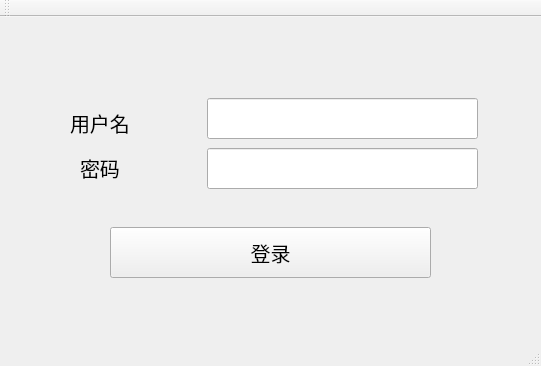
The window that chat-client/mainwindow.ui (qianfengchen/chat-system) describes before a commit, drawn with Qt 5.
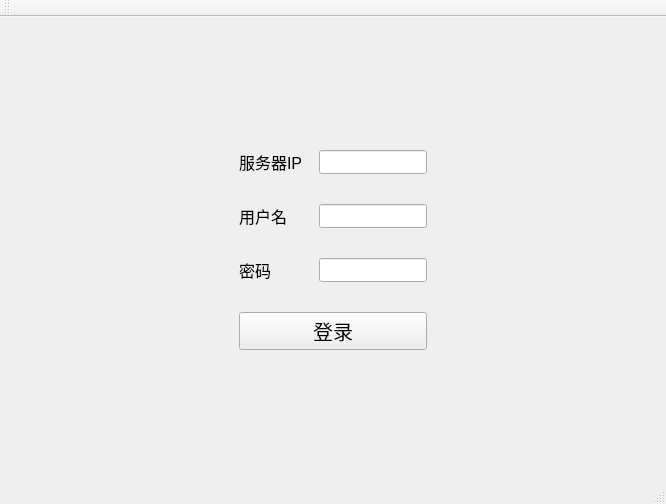
The same window after the commit.

The edit to the form file:
```diff
--- a/chat-client/mainwindow.ui
+++ b/chat-client/mainwindow.ui
@@ -6,88 +6,233 @@
    <rect>
     <x>0</x>
     <y>0</y>
-    <width>541</width>
-    <height>366</height>
+    <width>666</width>
+    <height>504</height>
    </rect>
   </property>
   <property name="windowTitle">
    <string>MainWindow</string>
   </property>
   <widget class="QWidget" name="centralWidget">
-   <widget class="QPushButton" name="pushButtonLogin">
-    <property name="geometry">
-     <rect>
-      <x>110</x>
-      <y>210</y>
-      <width>321</width>
-      <height>51</height>
-     </rect>
-    </property>
-    <property name="font">
-     <font>
-      <pointsize>15</pointsize>
-     </font>
-    </property>
-    <property name="text">
-     <string>登录</string>
-    </property>
-   </widget>
-   <widget class="QLineEdit" name="lineEditUsername">
-    <property name="geometry">
-     <rect>
-      <x>207</x>
-      <y>81</y>
-      <width>271</width>
-      <height>41</height>
-     </rect>
-    </property>
-   </widget>
-   <widget class="QLineEdit" name="lineEditPasswd">
-    <property name="geometry">
-     <rect>
-      <x>207</x>
-      <y>131</y>
-      <width>271</width>
-      <height>41</height>
-     </rect>
-    </property>
-   </widget>
-   <widget class="QLabel" name="labelPasswd">
-    <property name="geometry">
-     <rect>
-      <x>80</x>
-      <y>130</y>
-      <width>131</width>
-      <height>41</height>
-     </rect>
-    </property>
-    <property name="font">
-     <font>
-      <pointsize>15</pointsize>
-     </font>
-    </property>
-    <property name="text">
-     <string>密码</string>
-    </property>
-   </widget>
-   <widget class="QLabel" name="labelUsername">
-    <property name="geometry">
-     <rect>
-      <x>70</x>
-      <y>90</y>
-      <width>121</width>
-      <height>31</height>
-     </rect>
-    </property>
-    <property name="font">
-     <font>
-      <pointsize>15</pointsize>
-     </font>
-    </property>
-    <property name="text">
-     <string>用户名</string>
-    </property>
-   </widget>
+   <layout class="QVBoxLayout" name="verticalLayout_5">
+    <item>
+     <layout class="QHBoxLayout" name="horizontalLayout_2">
+      <item>
+       <spacer name="horizontalSpacer">
+        <property name="orientation">
+         <enum>Qt::Horizontal</enum>
+        </property>
+        <property name="sizeHint" stdset="0">
+         <size>
+          <width>10</width>
+          <height>10</height>
+         </size>
+        </property>
+       </spacer>
+      </item>
+      <item>
+       <layout class="QVBoxLayout" name="verticalLayout_4">
+        <item>
+         <spacer name="verticalSpacer">
+          <property name="orientation">
+           <enum>Qt::Vertical</enum>
+          </property>
+          <property name="sizeHint" stdset="0">
+           <size>
+            <width>10</width>
+            <height>10</height>
+           </size>
+          </property>
+         </spacer>
+        </item>
+        <item>
+         <layout class="QVBoxLayout" name="verticalLayout_3">
+          <property name="spacing">
+           <number>30</number>
+          </property>
+          <property name="leftMargin">
+           <number>80</number>
+          </property>
+          <property name="topMargin">
+           <number>50</number>
+          </property>
+          <property name="rightMargin">
+           <number>80</number>
+          </property>
+          <property name="bottomMargin">
+           <number>50</number>
+          </property>
+          <item>
+           <layout class="QHBoxLayout" name="horizontalLayout">
+            <property name="spacing">
+             <number>16</number>
+            </property>
+            <property name="leftMargin">
+             <number>0</number>
+            </property>
+            <property name="rightMargin">
+             <number>0</number>
+            </property>
+            <item>
+             <layout class="QVBoxLayout" name="verticalLayout_2" stretch="0,0,0">
+              <property name="spacing">
+               <number>30</number>
+              </property>
+              <property name="rightMargin">
+               <number>0</number>
+              </property>
+              <item>
+               <widget class="QLabel" name="labelServerIp">
+                <property name="font">
+                 <font>
+                  <pointsize>12</pointsize>
+                 </font>
+                </property>
+                <property name="text">
+                 <string>服务器IP</string>
+                </property>
+               </widget>
+              </item>
+              <item>
+               <widget class="QLabel" name="labelUsername">
+                <property name="font">
+                 <font>
+                  <pointsize>12</pointsize>
+                 </font>
+                </property>
+                <property name="text">
+                 <string>用户名</string>
+                </property>
+               </widget>
+              </item>
+              <item>
+               <widget class="QLabel" name="labelPasswd">
+                <property name="font">
+                 <font>
+                  <pointsize>12</pointsize>
+                 </font>
+                </property>
+                <property name="text">
+                 <string>密码</string>
+                </property>
+               </widget>
+              </item>
+             </layout>
+            </item>
+            <item>
+             <layout class="QVBoxLayout" name="verticalLayout">
+              <property name="spacing">
+               <number>30</number>
+              </property>
+              <item>
+               <widget class="QLineEdit" name="lineEditServerIp">
+                <property name="sizePolicy">
+                 <sizepolicy hsizetype="Expanding" vsizetype="Expanding">
+                  <horstretch>0</horstretch>
+                  <verstretch>0</verstretch>
+                 </sizepolicy>
+                </property>
+                <property name="minimumSize">
+                 <size>
+                  <width>0</width>
+                  <height>0</height>
+                 </size>
+                </property>
+               </widget>
+              </item>
+              <item>
+               <widget class="QLineEdit" name="lineEditUsername">
+                <property name="sizePolicy">
+                 <sizepolicy hsizetype="Expanding" vsizetype="Expanding">
+                  <horstretch>0</horstretch>
+                  <verstretch>0</verstretch>
+                 </sizepolicy>
+                </property>
+                <property name="minimumSize">
+                 <size>
+                  <width>0</width>
+                  <height>0</height>
+                 </size>
+                </property>
+               </widget>
+              </item>
+              <item>
+               <widget class="QLineEdit" name="lineEditPasswd">
+                <property name="sizePolicy">
+                 <sizepolicy hsizetype="Expanding" vsizetype="Expanding">
+                  <horstretch>0</horstretch>
+                  <verstretch>0</verstretch>
+                 </sizepolicy>
+                </property>
+                <property name="minimumSize">
+                 <size>
+                  <width>0</width>
+                  <height>0</height>
+                 </size>
+                </property>
+               </widget>
+              </item>
+             </layout>
+            </item>
+           </layout>
+          </item>
+          <item>
+           <widget class="QPushButton" name="pushButtonLogin">
+            <property name="sizePolicy">
+             <sizepolicy hsizetype="Minimum" vsizetype="Fixed">
+              <horstretch>0</horstretch>
+              <verstretch>0</verstretch>
+             </sizepolicy>
+            </property>
+            <property name="minimumSize">
+             <size>
+              <width>0</width>
+              <height>0</height>
+             </size>
+            </property>
+            <property name="font">
+             <font>
+              <pointsize>15</pointsize>
+             </font>
+            </property>
+            <property name="text">
+             <string>登录</string>
+            </property>
+           </widget>
+          </item>
+         </layout>
+        </item>
+        <item>
+         <spacer name="verticalSpacer_2">
+          <property name="orientation">
+           <enum>Qt::Vertical</enum>
+          </property>
+          <property name="sizeHint" stdset="0">
+           <size>
+            <width>10</width>
+            <height>10</height>
+           </size>
+          </property>
+         </spacer>
+        </item>
+       </layout>
+      </item>
+      <item>
+       <spacer name="horizontalSpacer_2">
+        <property name="orientation">
+         <enum>Qt::Horizontal</enum>
+        </property>
+        <property name="sizeHint" stdset="0">
+         <size>
+          <width>10</width>
+          <height>10</height>
+         </size>
+        </property>
+       </spacer>
+      </item>
+     </layout>
+    </item>
+   </layout>
   </widget>
   <widget class="QMenuBar" name="menuBar">
    <property name="geometry">
```
Left out of the diff: 2 changed lines with no effect on the pictures.
